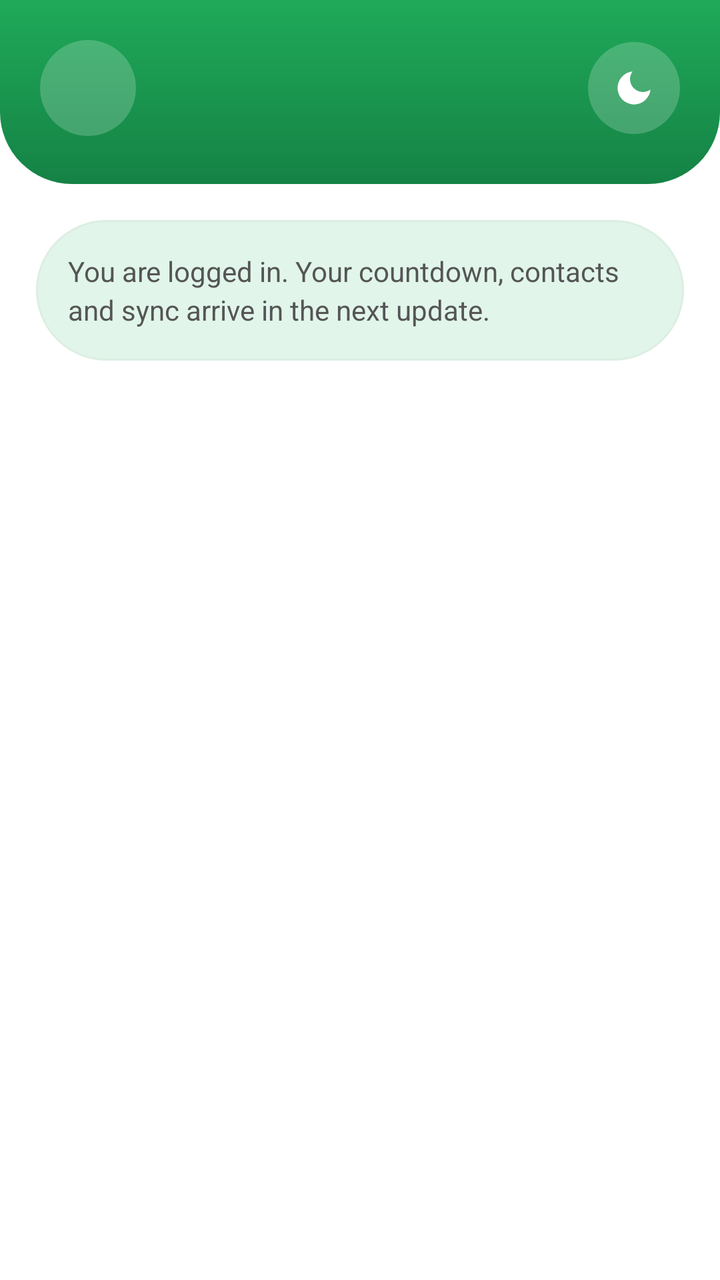
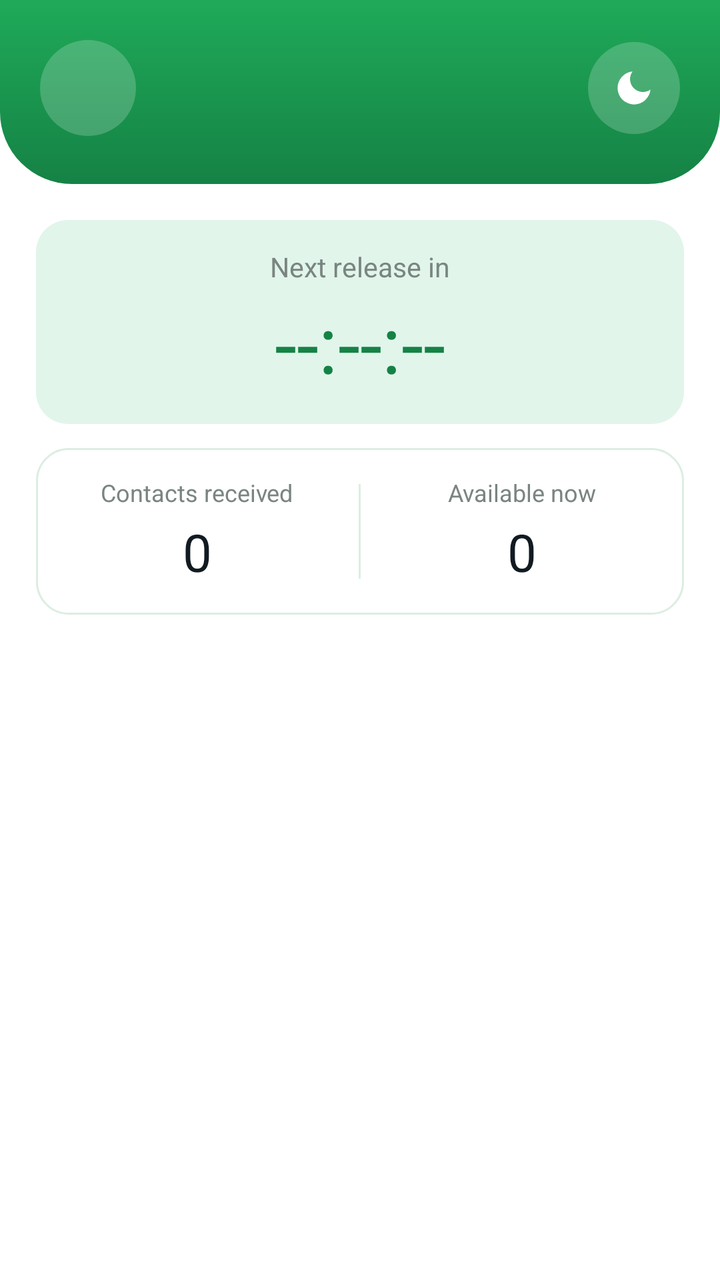

Two renders of the same Android screen: before a commit and after it. Below are the layout's source before the change and the commit's diff.
<!-- AndroidManifest.xml: application theme Theme.ViewGrow.Starting -->
<!-- res/layout/fragment_home.xml -->
<?xml version="1.0" encoding="utf-8"?>
<LinearLayout xmlns:android="http://schemas.android.com/apk/res/android"
    android:layout_width="match_parent"
    android:layout_height="match_parent"
    android:background="@color/surface"
    android:orientation="vertical">

    <include layout="@layout/part_header_user" />

    <ScrollView
        android:layout_width="match_parent"
        android:layout_height="0dp"
        android:layout_weight="1"
        android:clipToPadding="false"
        android:paddingBottom="90dp">
        <LinearLayout
            android:layout_width="match_parent"
            android:layout_height="wrap_content"
            android:orientation="vertical"
            android:padding="18dp">
            <TextView
                android:layout_width="match_parent"
                android:layout_height="wrap_content"
                android:background="@drawable/bg_chip"
                android:lineSpacingExtra="3dp"
                android:padding="16dp"
                android:text="You are logged in. Your countdown, contacts and sync arrive in the next update."
                android:textColor="@color/text"
                android:textSize="14sp" />
        </LinearLayout>
    </ScrollView>
</LinearLayout>
<!-- res/layout/part_header_user.xml (included above) -->
<?xml version="1.0" encoding="utf-8"?>
<LinearLayout xmlns:android="http://schemas.android.com/apk/res/android"
    android:id="@+id/hero"
    android:layout_width="match_parent"
    android:layout_height="wrap_content"
    android:background="@drawable/bg_hero"
    android:gravity="center_vertical"
    android:orientation="horizontal"
    android:paddingStart="20dp"
    android:paddingTop="20dp"
    android:paddingEnd="20dp"
    android:paddingBottom="24dp">

    <TextView
        android:id="@+id/avatar"
        android:layout_width="48dp"
        android:layout_height="48dp"
        android:background="@drawable/bg_icon_circle"
        android:gravity="center"
        android:tag="extrabold"
        android:textColor="@color/white"
        android:textSize="19sp" />

    <LinearLayout
        android:layout_width="0dp"
        android:layout_height="wrap_content"
        android:layout_marginStart="12dp"
        android:layout_weight="1"
        android:orientation="vertical">
        <LinearLayout
            android:layout_width="wrap_content"
            android:layout_height="wrap_content"
            android:gravity="center_vertical"
            android:orientation="horizontal">
            <TextView
                android:id="@+id/user_name"
                android:layout_width="wrap_content"
                android:layout_height="wrap_content"
                android:ellipsize="end"
                android:maxLines="1"
                android:tag="bold"
                android:textColor="@color/white"
                android:textSize="18sp" />
            <TextView
                android:id="@+id/badge"
                android:layout_width="wrap_content"
                android:layout_height="wrap_content"
                android:layout_marginStart="8dp"
                android:background="@drawable/bg_hero_chip"
                android:paddingStart="8dp"
                android:paddingTop="3dp"
                android:paddingEnd="8dp"
                android:paddingBottom="3dp"
                android:tag="semibold"
                android:textColor="@color/white"
                android:textSize="10sp"
                android:visibility="gone" />
        </LinearLayout>
        <TextView
            android:id="@+id/user_phone"
            android:layout_width="wrap_content"
            android:layout_height="wrap_content"
            android:layout_marginTop="2dp"
            android:textColor="@color/white_soft"
            android:textSize="12.5sp" />
    </LinearLayout>

    <ImageView
        android:id="@+id/theme_btn"
        android:layout_width="46dp"
        android:layout_height="46dp"
        android:layout_marginStart="10dp"
        android:background="@drawable/bg_icon_circle"
        android:contentDescription="Switch between light and dark"
        android:padding="12dp"
        android:src="@drawable/ic_moon" />
</LinearLayout>
<!-- resources referenced by this layout -->
<resources>
  <color name="surface">#FFFFFF</color>
  <color name="text">#555555</color>
  <color name="white">#FFFFFF</color>
  <color name="white_soft">#D9FFFFFF</color>
  <!-- drawable bg_chip (drawable) -->
  <?xml version="1.0" encoding="utf-8"?>
  <shape xmlns:android="http://schemas.android.com/apk/res/android" android:shape="rectangle">
      <solid android:color="@color/tint" />
      <stroke android:width="1dp" android:color="@color/border" />
      <corners android:radius="100dp" />
  </shape>
  <!-- drawable bg_hero (drawable) -->
  <?xml version="1.0" encoding="utf-8"?>
  <shape xmlns:android="http://schemas.android.com/apk/res/android" android:shape="rectangle">
      <gradient android:angle="270" android:startColor="@color/green" android:endColor="@color/green_dark" />
      <corners android:bottomLeftRadius="36dp" android:bottomRightRadius="36dp" />
  </shape>
  <!-- drawable bg_hero_chip (drawable) -->
  <?xml version="1.0" encoding="utf-8"?>
  <shape xmlns:android="http://schemas.android.com/apk/res/android" android:shape="rectangle">
      <solid android:color="#33FFFFFF" />
      <corners android:radius="100dp" />
  </shape>
  <!-- drawable bg_icon_circle (drawable) -->
  <?xml version="1.0" encoding="utf-8"?>
  <shape xmlns:android="http://schemas.android.com/apk/res/android"
      android:shape="oval">
      <solid android:color="#33FFFFFF" />
  </shape>
  <!-- drawable ic_moon (drawable) -->
  <?xml version="1.0" encoding="utf-8"?>
  <vector xmlns:android="http://schemas.android.com/apk/res/android"
      android:width="24dp" android:height="24dp"
      android:viewportWidth="24" android:viewportHeight="24">
      <path android:fillColor="#FFFFFF" android:pathData="M21,12.79A9,9 0 1,1 11.21,3A7,7 0 0,0 21,12.79z" />
  </vector>
  <style name="Theme.ViewGrow.Starting" parent="Theme.SplashScreen">
          <item name="windowSplashScreenBackground">@color/splash_bg</item>
          <item name="windowSplashScreenAnimatedIcon">@drawable/splash_icon</item>
          <item name="postSplashScreenTheme">@style/Theme.ViewGrow</item>
      </style>
  <color name="tint">#E1F5EB</color>
  <color name="border">#DCEEE1</color>
  <color name="green">#1FAA59</color>
  <color name="green_dark">#158245</color>
  <color name="splash_bg">#F6F6F6</color>
  <!-- drawable splash_icon: png bitmap (drawable-nodpi, 113375 bytes) -->
  <style name="Theme.ViewGrow" parent="Theme.MaterialComponents.DayNight.NoActionBar">
          <item name="colorPrimary">@color/green</item>
          <item name="colorSurface">@color/surface</item>
          <item name="colorOnSurface">@color/dark</item>
          <item name="colorPrimaryVariant">@color/green_dark</item>
          <item name="colorOnPrimary">@color/white</item>
          <item name="colorSecondary">@color/green</item>
          <item name="colorControlActivated">@color/green</item>
          <item name="android:windowBackground">@color/surface</item>
          <item name="android:statusBarColor">@android:color/transparent</item>
          <item name="android:navigationBarColor">@color/surface</item>
          <item name="android:windowLightStatusBar">false</item>
      </style>
  <color name="dark">#111B21</color>
</resources>

<!-- the commit's change to res/layout/fragment_home.xml (unified diff, before → after) -->
@@ -12,21 +12,107 @@
         android:layout_height="0dp"
         android:layout_weight="1"
         android:clipToPadding="false"
-        android:paddingBottom="90dp">
+        android:paddingBottom="90dp"
+        android:scrollbars="none">
         <LinearLayout
             android:layout_width="match_parent"
             android:layout_height="wrap_content"
             android:orientation="vertical"
             android:padding="18dp">
-            <TextView
+
+            
+            <LinearLayout
                 android:layout_width="match_parent"
                 android:layout_height="wrap_content"
-                android:background="@drawable/bg_chip"
-                android:lineSpacingExtra="3dp"
-                android:padding="16dp"
-                android:text="You are logged in. Your countdown, contacts and sync arrive in the next update."
-                android:textColor="@color/text"
-                android:textSize="14sp" />
+                android:background="@drawable/bg_countdown"
+                android:gravity="center_horizontal"
+                android:orientation="vertical"
+                android:paddingTop="14dp"
+                android:paddingBottom="14dp">
+                <TextView
+                    android:layout_width="wrap_content"
+                    android:layout_height="wrap_content"
+                    android:text="Next release in"
+                    android:textColor="@color/text2"
+                    android:textSize="13.5sp" />
+                <TextView
+                    android:id="@+id/timer"
+                    android:layout_width="wrap_content"
+                    android:layout_height="wrap_content"
+                    android:layout_marginTop="2dp"
+                    android:tag="extrabold"
+                    android:text="--:--:--"
+                    android:textColor="@color/green_text"
+                    android:textSize="40sp" />
+            </LinearLayout>
+
+            
+            <LinearLayout
+                android:layout_width="match_parent"
+                android:layout_height="wrap_content"
+                android:layout_marginTop="12dp"
+                android:background="@drawable/bg_card"
+                android:orientation="horizontal"
+                android:paddingTop="14dp"
+                android:paddingBottom="14dp">
+                <LinearLayout
+                    android:layout_width="0dp"
+                    android:layout_height="wrap_content"
+                    android:layout_weight="1"
+                    android:gravity="center_horizontal"
+                    android:orientation="vertical">
+                    <TextView
+                        android:layout_width="wrap_content"
+                        android:layout_height="wrap_content"
+                        android:text="Contacts received"
+                        android:textColor="@color/text2"
+                        android:textSize="12sp" />
+                    <TextView
+                        android:id="@+id/stat_received"
+                        android:layout_width="wrap_content"
+                        android:layout_height="wrap_content"
+                        android:layout_marginTop="4dp"
+                        android:tag="bold"
+                        android:text="0"
+                        android:textColor="@color/dark"
+                        android:textSize="26sp" />
+                </LinearLayout>
+                <View
+                    android:layout_width="1dp"
+                    android:layout_height="match_parent"
+                    android:layout_marginTop="4dp"
+                    android:layout_marginBottom="4dp"
+                    android:background="@color/border" />
+                <LinearLayout
+                    android:layout_width="0dp"
+                    android:layout_height="wrap_content"
+                    android:layout_weight="1"
+                    android:gravity="center_horizontal"
+                    android:orientation="vertical">
+                    <TextView
+                        android:layout_width="wrap_content"
+                        android:layout_height="wrap_content"
+                        android:text="Available now"
+                        android:textColor="@color/text2"
+                        android:textSize="12sp" />
+                    <TextView
+                        android:id="@+id/stat_available"
+                        android:layout_width="wrap_content"
+                        android:layout_height="wrap_content"
+                        android:layout_marginTop="4dp"
+                        android:tag="bold"
+                        android:text="0"
+                        android:textColor="@color/dark"
+                        android:textSize="26sp" />
+                </LinearLayout>
+            </LinearLayout>
+
+            
+            <LinearLayout
+                android:id="@+id/body"
+                android:layout_width="match_parent"
+                android:layout_height="wrap_content"
+                android:orientation="vertical" />
         </LinearLayout>
     </ScrollView>
 </LinearLayout>
<!-- resource entries referenced after the edit -->
@@ -1,15 +1,22 @@
 <!-- resources referenced by this layout -->
 <resources>
   <color name="surface">#FFFFFF</color>
-  <color name="text">#555555</color>
+  <color name="text2">#7A8580</color>
   <color name="white">#FFFFFF</color>
   <color name="white_soft">#D9FFFFFF</color>
-  <!-- drawable bg_chip (drawable) -->
+  <!-- drawable bg_card (drawable) -->
+  <?xml version="1.0" encoding="utf-8"?>
+  <shape xmlns:android="http://schemas.android.com/apk/res/android" android:shape="rectangle">
+      <solid android:color="@color/surface" />
+      <stroke android:width="1dp" android:color="@color/border" />
+      <corners android:radius="16dp" />
+  </shape>
+  <!-- drawable bg_countdown (drawable) -->
   <?xml version="1.0" encoding="utf-8"?>
   <shape xmlns:android="http://schemas.android.com/apk/res/android" android:shape="rectangle">
       <solid android:color="@color/tint" />
-      <stroke android:width="1dp" android:color="@color/border" />
-      <corners android:radius="100dp" />
+  
+      <corners android:radius="16dp" />
   </shape>
   <!-- drawable bg_hero (drawable) -->
   <?xml version="1.0" encoding="utf-8"?>
@@ -61,5 +68,6 @@
           <item name="android:windowLightStatusBar">false</item>
       </style>
   <color name="dark">#111B21</color>
+  <color name="green_text">#158245</color>
 </resources>
 
